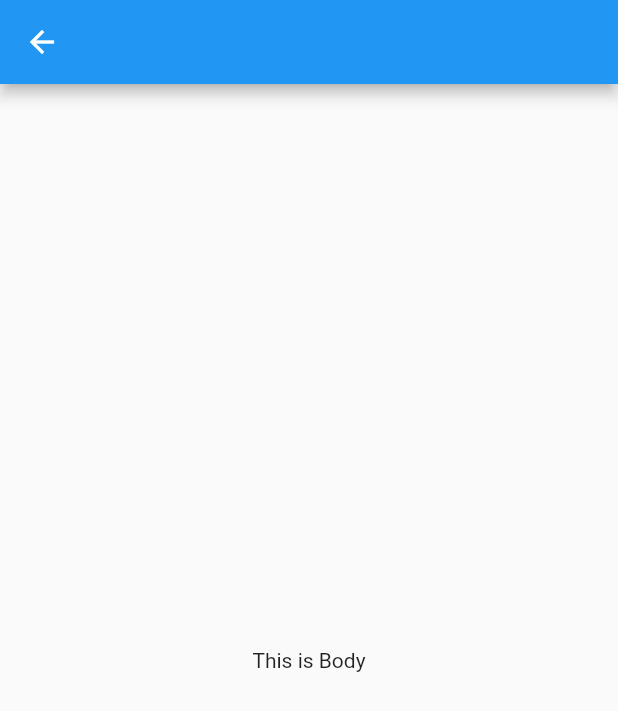
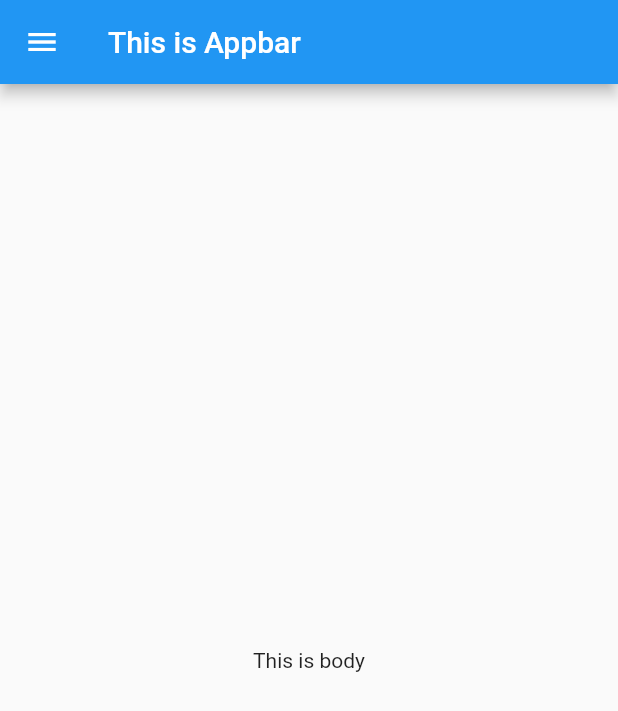
Before and after one commit to sushantsharma07/30days_flutter, a Flutter app: the HomePage screen opened directly, on a phone screen of 412 x 824 dp. Shown: the top 711 px of the screen. Run offline on Flutter 3.47's test engine with Material 2 defaults, Android fonts, the phone set to English and light mode, and no system bars; missing offline and left inert: dart:html.

Commit message:
day2 completed

```diff
--- a/first_project/lib/pages/home.dart
+++ b/first_project/lib/pages/home_page.dart
@@ -6,10 +6,14 @@ class HomePage extends StatelessWidget {
   @override
   Widget build(BuildContext context) {
     return Scaffold(
-        appBar: AppBar(),
-        body: Center(
-            child: Container(
-          child: Text("This is Body"),
-        )));
+      appBar: AppBar(
+        title: Text("This is Appbar"),
+      ),
+      body: Center(
+          child: Container(
+        child: Text("This is body"),
+      )),
+      drawer: Drawer(),
+    );
   }
 }
```
Also changed, not shown: first_project/lib/main.dart (+2 -8 lines).
